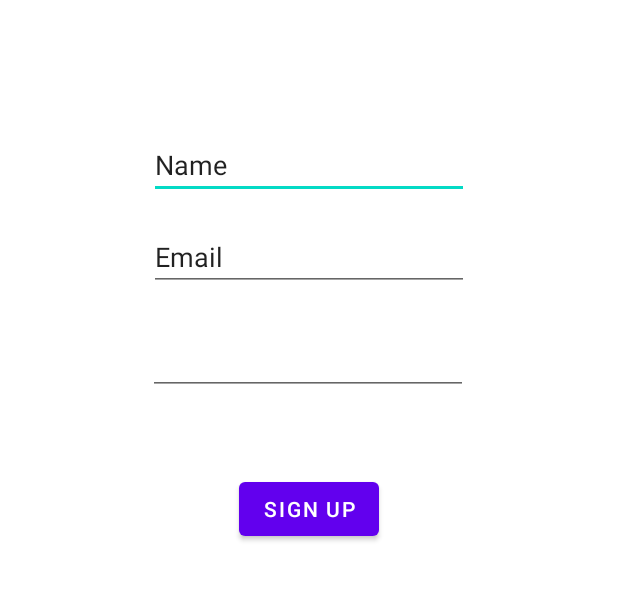
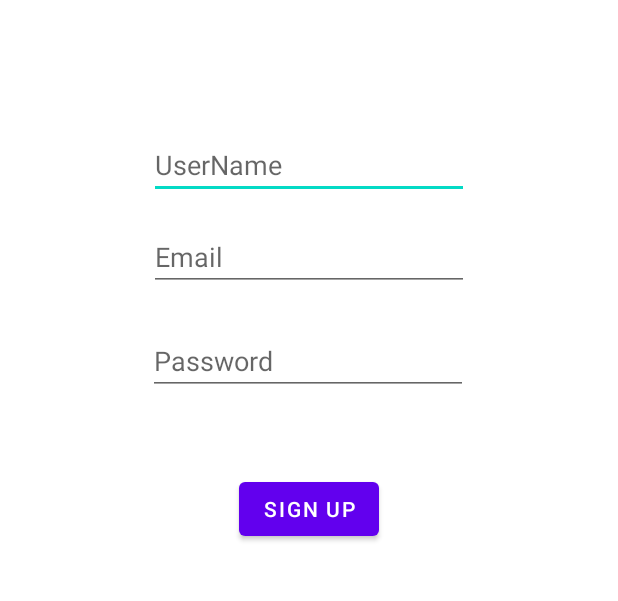
Before and after one commit to TheBalala/Project401-java, an Android app: the SignUp screen opened directly, with no data from a screen before it, on a phone screen of 412 x 824 dp, the part 583-1184 px from its top. Run offline under Robolectric (Android 15) with nearby library versions, the phone set to English and light mode, and no system bars.

Commit message:
hint modification

```diff
--- a/app/src/main/res/layout/activity_login.xml
+++ b/app/src/main/res/layout/activity_login.xml
@@ -25,6 +25,7 @@
         android:layout_marginTop="356dp"
         android:ems="10"
         android:inputType="textPassword"
+        android:hint="Password"
         app:layout_constraintEnd_toEndOf="parent"
         app:layout_constraintHorizontal_bias="0.582"
         app:layout_constraintStart_toStartOf="parent"
@@ -36,7 +37,7 @@
         android:layout_height="wrap_content"
         android:ems="10"
         android:inputType="textPersonName"
-        android:text="UserName"
+        android:hint="UserName"
         app:layout_constraintBottom_toTopOf="@+id/editTextTextPassword"
         app:layout_constraintEnd_toEndOf="parent"
         app:layout_constraintHorizontal_bias="0.582"
--- a/app/src/main/res/layout/activity_sign_up.xml
+++ b/app/src/main/res/layout/activity_sign_up.xml
@@ -13,7 +13,7 @@
         android:layout_marginBottom="16dp"
         android:ems="10"
         android:inputType="textPersonName"
-        android:text="Name"
+        android:hint="UserName"
         app:layout_constraintBottom_toTopOf="@+id/editTextTextEmailAddress"
         app:layout_constraintEnd_toEndOf="parent"
         app:layout_constraintStart_toStartOf="parent" />
@@ -25,6 +25,7 @@
         android:layout_marginBottom="52dp"
         android:ems="10"
         android:inputType="textPassword"
+        android:hint="Password"
         app:layout_constraintBottom_toTopOf="@+id/button2"
         app:layout_constraintEnd_toEndOf="parent"
         app:layout_constraintHorizontal_bias="0.497"
@@ -37,7 +38,7 @@
         android:layout_marginBottom="24dp"
         android:ems="10"
         android:inputType="textEmailAddress"
-        android:text="Email"
+        android:hint="Email"
         app:layout_constraintBottom_toTopOf="@+id/editTextTextPassword2"
         app:layout_constraintEnd_toEndOf="parent"
         app:layout_constraintStart_toStartOf="parent" />
```
